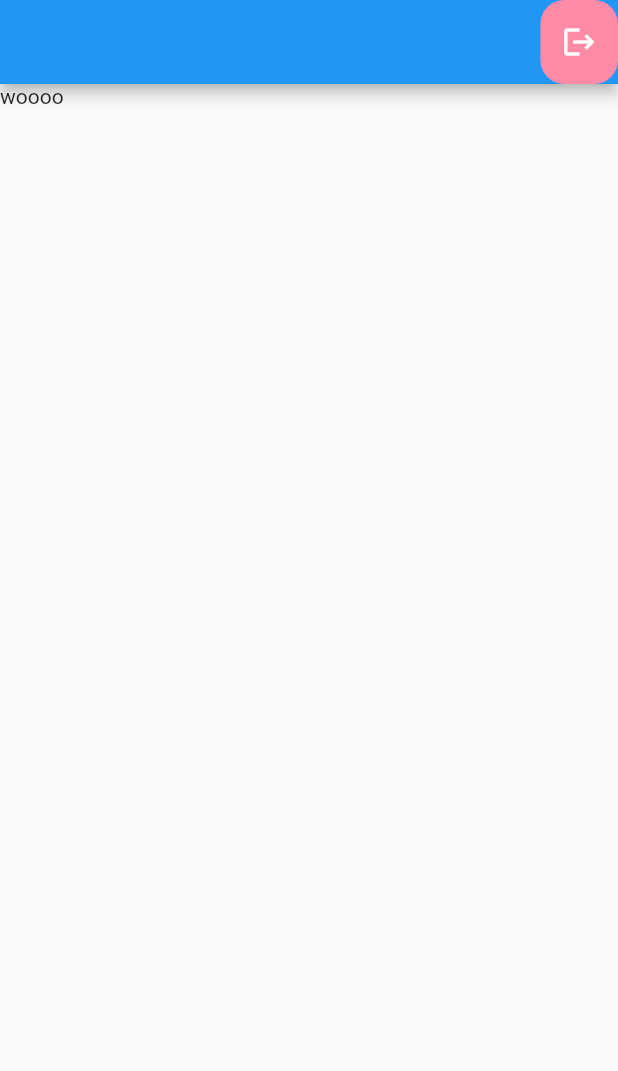
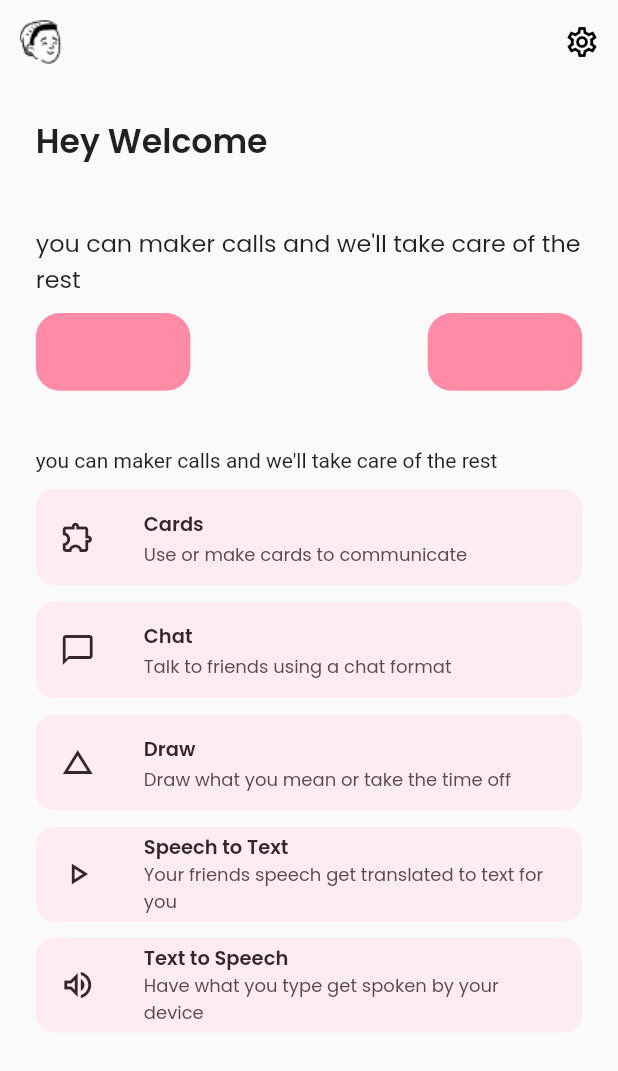
Before and after one commit to Oluwaferanmi-Michael/Speak, a Flutter app: the screen it shows after launch, after a tap on "Sign Up with Google", on a phone screen of 412 x 824 dp. Shown: the top 1071 px of the screen. Run offline on Flutter 3.47's test engine with Material 2 defaults, Android fonts, the light colour scheme and no system bars; our stand-ins replace cloud_firestore, email_validator, firebase_auth, firebase_core, flutter_hooks, flutter_screenutil and 4 more; accounts and stored records are empty.

Commit message:
intro screen, updated bottom Nav Bar options

```diff
--- a/lib/core/util/illustrations.dart
+++ b/lib/core/util/illustrations.dart
@@ -6,6 +6,7 @@ class Illustrations {
   static const onbIllustration1 = 'assets/images/onb_il_1.png';
   static const onbIllustration2 = 'assets/images/onb_il_2.png';
   static const linkSent = 'link sent.png';
+  static const displayPicturePlaceholder = 'displayPicturePlaceholder.png';
 
   const Illustrations._();
 }
--- a/lib/core/util/strings.dart
+++ b/lib/core/util/strings.dart
@@ -49,6 +49,21 @@ static const success = 'success';
 // Placeholders
 static const labelHere = 'label Here';
 
+// Intro Screen
+static const welcome = 'Hey Welcome';
+static const callBoldStatement = 'you can maker calls and we\'ll take care of the rest';
+static const communicateWithCards = 'Use or make cards to communicate';
+static const cards = 'Cards';
+static const chat = 'Chat';
+static const talkWithAChatFormat = 'Talk to friends using a chat format';
+static const draw = 'Draw';
+static const drawWhatYouMean = 'Draw what you mean or take the time off ';
+static const speechToText = 'Speech to Text';
+static const speechTranslatedToText = 'Your friends speech get translated to text for you';
+static const textToSpeech = 'Text to Speech';
+static const speakByDevice = 'Have what you type get spoken by your device';
+
+
 
 const Strings._();
 }
--- a/lib/core/util/utils.dart
+++ b/lib/core/util/utils.dart
@@ -4,6 +4,7 @@ import 'package:flutter/material.dart';
 // Brand Colors
 Color primaryPink = const Color(0xFFFF8BA7);
 Color secondaryPink = const Color(0xFFFAEEE7);
+Color altPink = const Color(0xFFFFECF0);
 Color text = const Color(0xFF33272A);
 Color paragraph = const Color(0xFF594A4E);
 Color white = const Color(0xFFFFFFFE);
--- a/lib/routes.dart
+++ b/lib/routes.dart
@@ -18,6 +18,9 @@ class Routes {
   static const authPage = '/authPage';
   static const intro = '/introScreen';
   static const forgotPassword = '/forgotPasswordScreen';
+  static const settings = '/settings';
+
+  const Routes._();
 }
 
 final router = GoRouter(initialLocation: Routes.authPage, routes: routes);
--- a/lib/views/auth/log_in.dart
+++ b/lib/views/auth/log_in.dart
@@ -96,7 +96,9 @@ class LoginScreen extends HookConsumerWidget {
                     await ref.watch(authStateProvider.notifier).signIn(
                       email: emailController.text,
                       password: passwordController.text
-                      );
+                      ).then((value){
+
+                      });
                   }
                 ),
 
--- a/lib/views/chat_screen.dart
+++ b/lib/views/chat_screen.dart
@@ -61,7 +61,6 @@ class Chat extends ConsumerWidget {
                                   keyboardType: TextInputType.multiline,
                                   maxLines: null,
                                   minLines: null,
-                                  // expands: true,
                                   cursorRadius: const Radius.circular(16),
                                   cursorColor: primaryPink,
                                   decoration: InputDecoration(
--- a/lib/views/home.dart
+++ b/lib/views/home.dart
@@ -1,18 +1,23 @@
 import 'package:flutter/material.dart';
+import 'package:google_fonts/google_fonts.dart';
 import 'package:hooks_riverpod/hooks_riverpod.dart';
 import 'package:flutter_screenutil/flutter_screenutil.dart';
-// import 'package:google_fonts/google_fonts.dart';
 import 'package:speak/views/stt_screen.dart';
 import 'package:speak/views/tts_screen.dart';
 import 'package:speak/core/controllers/bottom_nav_provider.dart';
 import 'package:speak/core/Util/utils.dart';
 
+import '../core/util/strings.dart';
 import 'cards_screen.dart';
 import 'chat_screen.dart';
 import 'draw_screen.dart';
 
 class Home extends ConsumerWidget {
-  const Home({Key? key}) : super(key: key);
+  final int? selectedPage;
+  const Home({
+    Key? key,
+    this.selectedPage
+    }) : super(key: key);
 
   @override
   Widget build(BuildContext context, WidgetRef ref) {
@@ -20,7 +25,7 @@ class Home extends ConsumerWidget {
     final page = ref.watch(bottomNavProvider);
 
     return Scaffold(
-      body: screens[page],
+      body: screens[selectedPage ?? page],
       bottomNavigationBar: BottomNavigationBar(
           onTap: (value) {
             nav.changeScreenValue(value);
@@ -30,16 +35,16 @@ class Home extends ConsumerWidget {
           elevation: 0,
           selectedItemColor: primaryPink,
           selectedFontSize: 12.w,
-          // selectedLabelStyle: GoogleFonts.poppins(
-          //   fontWeight: FontWeight.w600,
-          // ),
+          selectedLabelStyle: GoogleFonts.poppins(
+            fontWeight: FontWeight.w600,
+          ),
           unselectedFontSize: 12.w,
           unselectedItemColor: paragraph,
-          // unselectedLabelStyle: GoogleFonts.poppins(),
+          unselectedLabelStyle: GoogleFonts.poppins(),
           type: BottomNavigationBarType.fixed,
           items: items),
       floatingActionButtonLocation: FloatingActionButtonLocation.endFloat,
-      floatingActionButton: page == 0 || page == 4
+      floatingActionButton: page == 0 || page == 3
           ? null
           : FloatingActionButton(
               elevation: 0,
@@ -51,22 +56,20 @@ class Home extends ConsumerWidget {
 }
 
 const items = [
-  BottomNavigationBarItem(icon: Icon(Icons.message_outlined), label: 'Chat'),
-  BottomNavigationBarItem(icon: Icon(Icons.extension_outlined), label: 'Cards'),
-  BottomNavigationBarItem(icon: Icon(Icons.mic_outlined), label: 'Text-to-Speech'),
-  BottomNavigationBarItem(icon: Icon(Icons.change_history), label: 'Draw'),
+  BottomNavigationBarItem(icon: Icon(Icons.message_outlined), label: Strings.chat),
+  BottomNavigationBarItem(icon: Icon(Icons.extension_outlined), label: Strings.cards),
+  BottomNavigationBarItem(icon: Icon(Icons.change_history), label: Strings.draw),
   BottomNavigationBarItem(
       icon: Icon(
         Icons.play_arrow_outlined,
         // color: Colors.white,
       ),
-      label: 'Speech to Text'),
+      label: Strings.speechToText),
 ];
 
 const screens = [
   Chat(),
   Cards(),
-  TextToSpeech(),
   Draw(),
   STT(),
 ];
--- /dev/null
+++ b/lib/views/introScreen/components/alt_button.dart
@@ -0,0 +1,67 @@
+import 'package:flutter/material.dart';
+import 'package:flutter_screenutil/flutter_screenutil.dart';
+import 'package:go_router/go_router.dart';
+import 'package:google_fonts/google_fonts.dart';
+import 'package:hooks_riverpod/hooks_riverpod.dart';
+import 'package:speak/core/controllers/bottom_nav_provider.dart';
+import 'package:speak/core/util/utils.dart';
+
+import '../../../routes.dart';
+
+class AltButton extends ConsumerWidget {
+  final Icon icon;
+  final String title;
+  final String? subtitle;
+  final int value;
+  final void Function()? onPressed;
+
+  const AltButton({
+    super.key,
+    required this.icon,
+    required this.title,
+    this.onPressed,
+    this.subtitle,
+    required this.value,
+    });
+
+  @override
+  Widget build(BuildContext context, WidgetRef ref) {
+    return DecoratedBox(
+      decoration: BoxDecoration(
+        color: altPink,
+        borderRadius: BorderRadius.circular(12.w)
+        ),
+      child: ListTile(
+        dense: true,
+        // contentPadding: const EdgeInsets.all(0),
+        titleAlignment: ListTileTitleAlignment.center,
+        leading: icon,
+        title: Text(title),
+        subtitle: Text(subtitle ?? ''),
+        onTap: () {
+          ref.read(bottomNavProvider.notifier).changeScreenValue(value);
+          context.push(Routes.home);
+          },
+        iconColor: text,
+        titleTextStyle: GoogleFonts.poppins(
+          fontWeight: FontWeight.w600,
+          color: text,
+          fontSize:16.w,
+        ),
+        subtitleTextStyle: GoogleFonts.poppins(
+          color: paragraph,
+          fontSize:12.w,
+        ),
+      ),
+    );
+
+
+    // TextButton(
+    //   onPressed: onPressed,
+    //   child: Container(
+    //     padding: EdgeInsets.symmetric(horizontal: 32.w, vertical: 12.h),
+    //     child: Row(),
+    //     )
+    // );
+  }
+}
--- a/lib/views/introScreen/intro_screen.dart
+++ b/lib/views/introScreen/intro_screen.dart
@@ -1,10 +1,16 @@
-
-
+import 'package:go_router/go_router.dart';
+import 'package:google_fonts/google_fonts.dart';
 import 'package:flutter/material.dart';
+import 'package:flutter_screenutil/flutter_screenutil.dart';
 import 'package:hooks_riverpod/hooks_riverpod.dart';
 import 'package:speak/core/Models/enums.dart';
-import 'package:speak/core/auth/providers/auth_provider.dart';
+import 'package:speak/core/util/extensions/ext.dart';
+import 'package:speak/core/util/utils.dart';
 import 'package:speak/core/util/widgets.dart';
+import '../../core/Util/illustrations.dart';
+import '../../core/Util/strings.dart';
+import '../../routes.dart';
+import 'components/alt_button.dart';
 
 class IntroScreen extends StatelessWidget {
   const IntroScreen({super.key});
@@ -13,21 +19,106 @@ class IntroScreen extends StatelessWidget {
   Widget build(BuildContext context) {
     return Scaffold(
       appBar: AppBar(
+        elevation: 0,
+        foregroundColor: black,
+        backgroundColor: Colors.transparent,
+        leading: CircleAvatar(
+          backgroundColor: Colors.transparent,
+          radius: 2.w,
+          child: Image.asset(Illustrations.displayPicturePlaceholder.fullPath),
+        ),
         actions: [
           Consumer(
             builder: (context, ref, child) =>
-            Button(
-              type: ButtonType.icon,
-              icon: Icons.logout,
-              onTap: () {
-                ref.watch(authStateProvider.notifier).logOut();
-              },
-            ),
+            IconButton(
+              icon: const Icon(Icons.settings_outlined),
+              onPressed: () => context.push(Routes.settings)
+            )
             ),
         ],
       ),
-      body: const SizedBox(
-        child: Text('woooo')),
+      body: Container(
+        padding: EdgeInsets.symmetric(
+          horizontal: 24.w,
+          vertical: 24.h
+        ),
+        child: Column(
+          crossAxisAlignment: CrossAxisAlignment.start,
+          children: [
+            Text(Strings.welcome,
+            style: GoogleFonts.poppins(
+                fontSize: 24.h,
+                fontWeight: FontWeight.w600
+              ),),
+
+            Gap(height: 42.h,),
+
+            Text(Strings.callBoldStatement,
+              style: GoogleFonts.poppins(
+                fontSize: 16.w
+              ),
+              ),
+
+            Gap(height: 12.h,),
+
+            const Row(
+              mainAxisAlignment: MainAxisAlignment.spaceBetween,
+              children: [
+                Button(
+                  type: ButtonType.medium,
+                ),
+                Button(
+                  type: ButtonType.medium,
+                ),
+              ]
+            ),
+
+            Gap(
+              height: 42.h
+            ),
+
+            const Text(Strings.callBoldStatement),
+            Gap(height: 12.h,),
+
+
+            const AltButton(
+              icon: Icon(Icons.extension_outlined),
+              title: Strings.cards,
+              value: 0,
+              subtitle: Strings.communicateWithCards,
+            ),
+
+            Gap(height: 12.h,),
+
+            const AltButton(
+              icon: Icon(Icons.chat_bubble_outline),
+              title: Strings.chat,
+              value: 1,
+              subtitle: Strings.talkWithAChatFormat,
+            ),
+            Gap(height: 12.h,),
+            const AltButton(
+              icon: Icon(Icons.change_history_outlined),
+              title: Strings.draw,
+              value: 2,
+              subtitle: Strings.drawWhatYouMean,
+            ),
+            Gap(height: 12.h,),
+            const AltButton(
+              icon: Icon(Icons.play_arrow_outlined),
+              title: Strings.speechToText,
+              subtitle: Strings.speechTranslatedToText,
+              value: 3,
+            ),
+            Gap(height: 12.h,),
+            const AltButton(
+              icon: Icon(Icons.volume_up_outlined),
+              title: Strings.textToSpeech,
+              value: 4,
+              subtitle: Strings.speakByDevice,
+            ),
+          ]
+        )),
     );
   }
 }
```
Also changed, not shown: assets/images/displayPicturePlaceholder.png (added).
